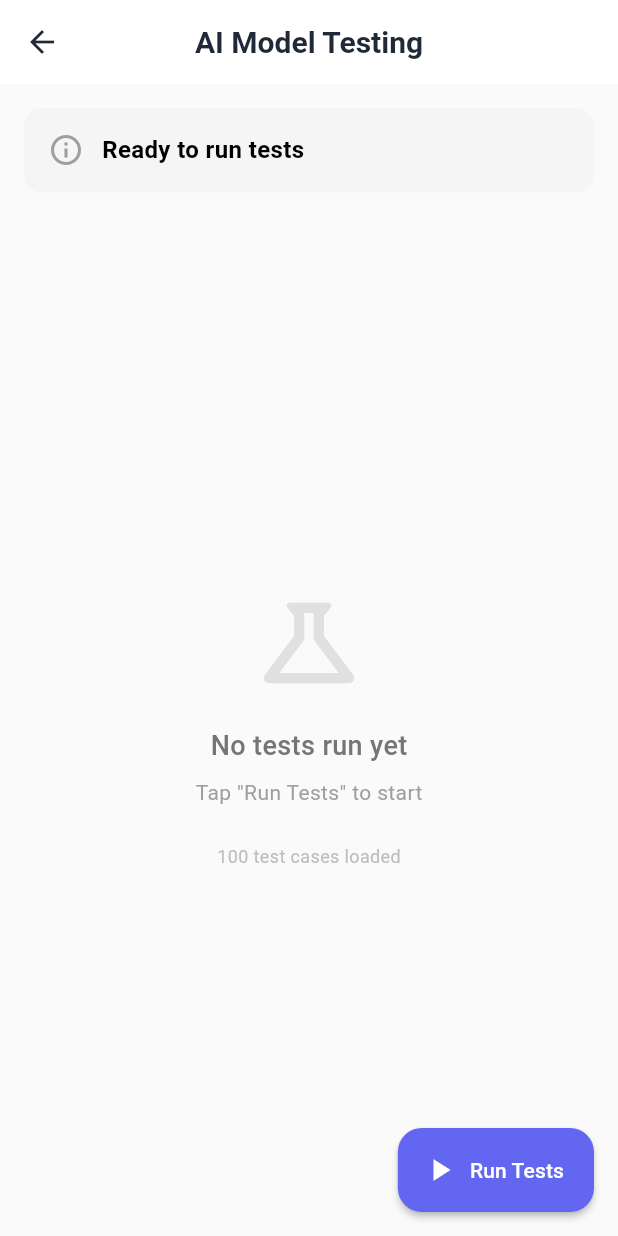
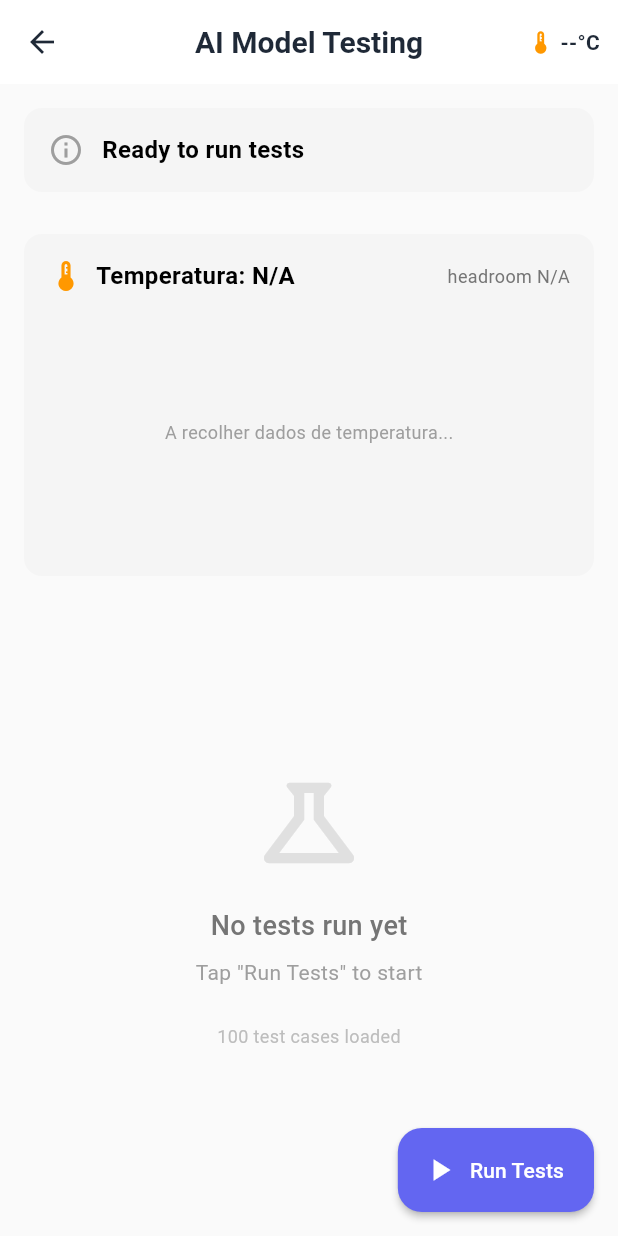
Before and after one commit to lucas-remigio/copd-ai-health-app, a Flutter app: the AITestScreen screen opened directly with empty values, on a phone screen of 412 x 824 dp. Run offline on Flutter 3.47's test engine with Material 3 defaults, Android fonts, the phone set to English and light mode, and no system bars; our stand-ins replace battery_plus, flutter_dotenv, flutter_markdown, geolocator, google_maps_flutter, pedometer and 4 more; missing offline and left inert: health, llama_flutter_android; accounts and stored records are empty; network calls fail; statements that could not run were skipped.

Commit message:
add: thermal cooldown

```diff
--- a/lib/models/performance_metrics.dart
+++ b/lib/models/performance_metrics.dart
@@ -90,6 +90,11 @@ class PerformanceMetrics {
   final double? modelDiskSizeMB; // Model file size on disk
   final double? appMemoryUsageMB; // App RAM usage during inference
 
+  // Thermal snapshot taken just BEFORE generation, so a long run can be filtered
+  // and plotted for thermal progression / throttling correlation.
+  final double? thermalHeadroom; // 0.0 cool .. 1.0 at throttle threshold
+  final double? batteryTemperatureCelsius; // device temperature proxy, °C
+
   // Context information
   final int promptTokens; // Estimated prompt size
   final String messageType; // 'questionnaire', 'chat', 'test'
@@ -107,6 +112,8 @@ class PerformanceMetrics {
     required this.batteryDrainRate,
     this.modelDiskSizeMB,
     this.appMemoryUsageMB,
+    this.thermalHeadroom,
+    this.batteryTemperatureCelsius,
     required this.promptTokens,
     required this.messageType,
   });
@@ -126,6 +133,8 @@ class PerformanceMetrics {
     'battery_drain_rate_percent_per_sec': batteryDrainRate,
     'model_disk_size_mb': modelDiskSizeMB,
     'app_memory_usage_mb': appMemoryUsageMB,
+    'thermal_headroom': thermalHeadroom,
+    'battery_temperature_celsius': batteryTemperatureCelsius,
     'prompt_tokens': promptTokens,
     'message_type': messageType,
   };
@@ -154,6 +163,10 @@ Time: ${timestamp.toString().split('.')[0]}
 💾 MEMORY:
   • Model Disk Size: ${modelDiskSizeMB?.toStringAsFixed(1) ?? 'N/A'} MB
   • App RAM Usage: ${appMemoryUsageMB?.toStringAsFixed(1) ?? 'N/A'} MB
+
+🌡️ THERMAL (before generation):
+  • Battery Temp: ${batteryTemperatureCelsius?.toStringAsFixed(1) ?? 'N/A'} °C
+  • Thermal Headroom: ${thermalHeadroom?.toStringAsFixed(2) ?? 'N/A'}
 
 📝 CONTEXT:
   • Prompt Tokens: ~$promptTokens
--- a/lib/screens/ai_test_screen.dart
+++ b/lib/screens/ai_test_screen.dart
@@ -1,8 +1,11 @@
+import 'dart:async';
 import 'package:flutter/material.dart';
 import '../models/test_case.dart';
 import '../services/ai_llama_service.dart';
 import '../services/test_runner_service.dart';
+import '../services/thermal_service.dart';
 import '../theme/app_theme.dart';
+import '../widgets/temperature_chart.dart';
 
 class AITestScreen extends StatefulWidget {
   final AILlamaService aiService;
@@ -18,19 +21,60 @@ class _AITestScreenState extends State<AITestScreen> {
   List<TestCase> _testCases = TestCase.getDefaultCases();
 
   bool _isRunning = false;
+  bool _cancelRequested = false;
   int _currentTestIndex = 0;
   String _currentStatus = 'Ready to run tests';
+
+  // Live thermal readout, polled while the screen is open so the reading and the
+  // graph work all the time — before, during and after a run.
+  final ThermalService _thermal = ThermalService();
+  static const Duration _thermalPollInterval = Duration(seconds: 5);
+  static const int _maxTempSamples = 1440; // ~2h at 5s per sample
+  Timer? _thermalTimer;
+  double? _currentTemp;
+  double? _currentHeadroom;
+  final List<double> _tempSamples = [];
 
   @override
   void initState() {
     super.initState();
     _testRunner = TestRunnerService(widget.aiService);
+    _startThermalPolling();
+  }
+
+  @override
+  void dispose() {
+    _thermalTimer?.cancel();
+    super.dispose();
+  }
+
+  void _startThermalPolling() {
+    _pollThermal(); // take a first reading immediately
+    _thermalTimer = Timer.periodic(
+      _thermalPollInterval,
+      (_) => _pollThermal(),
+    );
+  }
+
+  Future<void> _pollThermal() async {
+    final temp = await _thermal.getBatteryTemperature();
+    final headroom = await _thermal.getHeadroom();
+    if (!mounted) return;
+    setState(() {
+      _currentTemp = temp;
+      _currentHeadroom = headroom;
+      if (temp != null) {
+        _tempSamples.add(temp);
+        if (_tempSamples.length > _maxTempSamples) _tempSamples.removeAt(0);
+      }
+    });
   }
 
   Future<void> _runTests() async {
     setState(() {
       _testCases = TestCase.getDefaultCases();
       _isRunning = true;
+      _cancelRequested = false;
       _currentStatus = 'Starting tests...';
       _currentTestIndex = 0;
     });
@@ -38,6 +82,7 @@ class _AITestScreenState extends State<AITestScreen> {
     await _testRunner.runAllTests(
       _testCases,
       onTestStart: (index, testCase) {
+        if (_cancelRequested) return;
         setState(() {
           _currentTestIndex = index;
           _currentStatus = 'Running: ${testCase.name}';
@@ -51,6 +96,7 @@ class _AITestScreenState extends State<AITestScreen> {
         });
       },
       onCooldown: (elapsed, headroom) {
+        if (_cancelRequested) return;
         setState(() {
           _currentStatus =
               '🌡️ A arrefecer o dispositivo... '
@@ -61,8 +107,19 @@ class _AITestScreenState extends State<AITestScreen> {
 
     setState(() {
       _isRunning = false;
-      _currentStatus = 'Tests completed!';
+      _currentStatus = _cancelRequested
+          ? '🛑 Cancelado — resultados parciais guardados'
+          : 'Tests completed!';
+      _cancelRequested = false;
     });
+  }
+
+  void _cancelRun() {
+    setState(() {
+      _cancelRequested = true;
+      _currentStatus = '🛑 A cancelar... (a terminar o teste atual)';
+    });
+    _testRunner.cancelRun();
   }
 
   @override
@@ -74,6 +131,27 @@ class _AITestScreenState extends State<AITestScreen> {
       appBar: AppBar(
         title: const Text('AI Model Testing'),
         actions: [
+          // Always-visible live temperature readout.
+          Center(
+            child: Padding(
+              padding: const EdgeInsets.symmetric(horizontal: 12),
+              child: Row(
+                children: [
+                  const Icon(Icons.thermostat, size: 18, color: Colors.orange),
+                  const SizedBox(width: 4),
+                  Text(
+                    _currentTemp != null
+                        ? '${_currentTemp!.toStringAsFixed(1)}°C'
+                        : '--°C',
+                    style: const TextStyle(
+                      fontSize: 14,
+                      fontWeight: FontWeight.w600,
+                    ),
+                  ),
+                ],
+              ),
+            ),
+          ),
           if (results.isNotEmpty && !_isRunning)
             IconButton(
               icon: const Icon(Icons.delete_outline),
@@ -91,6 +169,11 @@ class _AITestScreenState extends State<AITestScreen> {
         children: [
           // Status card
           _buildStatusCard(summary),
+
+          const SizedBox(height: 12),
+
+          // Live temperature readout + graph
+          _buildTemperatureCard(),
 
           // Progress indicator
           if (_isRunning)
@@ -115,19 +198,22 @@ class _AITestScreenState extends State<AITestScreen> {
         ],
       ),
       floatingActionButton: FloatingActionButton.extended(
-        onPressed: _isRunning ? null : _runTests,
+        // While running, the button cancels the run (idempotent, disabled once a
+        // cancel is already in progress); otherwise it starts a new run.
+        onPressed: _isRunning
+            ? (_cancelRequested ? null : _cancelRun)
+            : _runTests,
         icon: _isRunning
-            ? const SizedBox(
-                width: 20,
-                height: 20,
-                child: CircularProgressIndicator(
-                  strokeWidth: 2,
-                  valueColor: AlwaysStoppedAnimation<Color>(Colors.white),
-                ),
-              )
+            ? const Icon(Icons.stop)
             : const Icon(Icons.play_arrow),
-        label: Text(_isRunning ? 'Running...' : 'Run Tests'),
-        backgroundColor: _isRunning ? Colors.grey : AppTheme.primary,
+        label: Text(
+          _isRunning
+              ? (_cancelRequested ? 'A cancelar...' : 'Cancelar')
+              : 'Run Tests',
+        ),
+        backgroundColor: _isRunning
+            ? (_cancelRequested ? Colors.grey : Colors.red)
+            : AppTheme.primary,
       ),
     );
   }
@@ -185,6 +271,68 @@ class _AITestScreenState extends State<AITestScreen> {
                   Colors.purple,
                 ),
               ],
+            ),
+          ],
+        ],
+      ),
+    );
+  }
+
+  Widget _buildTemperatureCard() {
+    final tempText = _currentTemp != null
+        ? '${_currentTemp!.toStringAsFixed(1)} °C'
+        : 'N/A';
+    final headroomText = _currentHeadroom != null
+        ? _currentHeadroom!.toStringAsFixed(2)
+        : 'N/A';
+
+    return Container(
+      margin: const EdgeInsets.symmetric(horizontal: 16),
+      padding: const EdgeInsets.all(16),
+      decoration: BoxDecoration(
+        color: AppTheme.surfaceVariant,
+        borderRadius: BorderRadius.circular(12),
+      ),
+      child: Column(
+        crossAxisAlignment: CrossAxisAlignment.start,
+        children: [
+          Row(
+            children: [
+              const Icon(Icons.thermostat, color: Colors.orange),
+              const SizedBox(width: 8),
+              Text(
+                'Temperatura: $tempText',
+                style: const TextStyle(
+                  fontSize: 16,
+                  fontWeight: FontWeight.w600,
+                ),
+              ),
+              const Spacer(),
+              Text(
+                'headroom $headroomText',
+                style: TextStyle(fontSize: 12, color: Colors.grey[600]),
+              ),
+            ],
+          ),
+          const SizedBox(height: 12),
+          if (_tempSamples.isEmpty)
+            SizedBox(
+              height: 160,
+              child: Center(
+                child: Text(
+                  'A recolher dados de temperatura...',
+                  style: TextStyle(fontSize: 12, color: Colors.grey[500]),
+                ),
+              ),
+            )
+          else ...[
+            TemperatureChart(samples: List<double>.from(_tempSamples)),
+            const SizedBox(height: 4),
+            Text(
+              '${_tempSamples.length} amostras · '
+              'min ${_tempSamples.reduce((a, b) => a < b ? a : b).toStringAsFixed(1)}° · '
+              'max ${_tempSamples.reduce((a, b) => a > b ? a : b).toStringAsFixed(1)}°',
+              style: TextStyle(fontSize: 11, color: Colors.grey[500]),
             ),
           ],
         ],
--- a/lib/services/performance_metrics_service.dart
+++ b/lib/services/performance_metrics_service.dart
@@ -6,6 +6,7 @@ import 'package:flutter/foundation.dart';
 import 'package:path_provider/path_provider.dart';
 import 'package:shared_preferences/shared_preferences.dart';
 import '../models/performance_metrics.dart';
+import 'thermal_service.dart';
 
 class PerformanceMetricsService {
   static final PerformanceMetricsService _instance =
@@ -14,6 +15,7 @@ class PerformanceMetricsService {
   PerformanceMetricsService._internal();
 
   final Battery _battery = Battery();
+  final ThermalService _thermal = ThermalService();
   final List<PerformanceMetrics> _metrics = [];
   final List<TestRunSummary> _testRuns = [];
 
@@ -22,6 +24,8 @@ class PerformanceMetricsService {
   DateTime? _firstTokenTime;
   int _tokenCount = 0;
   int? _batteryBefore;
+  double? _thermalHeadroomBefore;
+  double? _batteryTempBefore;
   String _currentModelName = '';
   String _currentMessageType = 'chat';
   int _promptTokens = 0;
@@ -62,7 +66,6 @@ class PerformanceMetricsService {
   }) async {
     if (!_isEnabled) return;
 
-    _inferenceStartTime = DateTime.now();
     _firstTokenTime = null;
     _tokenCount = 0;
     _currentModelName = modelName;
@@ -77,6 +80,19 @@ class PerformanceMetricsService {
       debugPrint('⚠️ Could not read battery level: $e');
       _batteryBefore = null;
     }
+
+    // Thermal snapshot before generation, so each row carries its thermal
+    // context for filtering/plotting progression across a long run.
+    _thermalHeadroomBefore = await _thermal.getHeadroom();
+    _batteryTempBefore = await _thermal.getBatteryTemperature();
+    debugPrint(
+      '🌡️ Before generation: ${_batteryTempBefore?.toStringAsFixed(1) ?? "?"}°C, '
+      'headroom ${_thermalHeadroomBefore?.toStringAsFixed(2) ?? "?"}',
+    );
+
+    // Stamp the start time LAST, after the sensor reads, so their latency is not
+    // counted as part of time-to-first-token.
+    _inferenceStartTime = DateTime.now();
   }
 
   /// Record when first token is received
@@ -166,6 +182,8 @@ class PerformanceMetricsService {
       batteryDrainRate: batteryDrainRate,
       modelDiskSizeMB: modelDiskSizeMB,
       appMemoryUsageMB: appMemoryUsageMB,
+      thermalHeadroom: _thermalHeadroomBefore,
+      batteryTemperatureCelsius: _batteryTempBefore,
       promptTokens: _promptTokens,
       messageType: _currentMessageType,
     );
@@ -184,6 +202,8 @@ class PerformanceMetricsService {
     _firstTokenTime = null;
     _tokenCount = 0;
     _batteryBefore = null;
+    _thermalHeadroomBefore = null;
+    _batteryTempBefore = null;
 
     return metrics;
   }
@@ -236,6 +256,7 @@ class PerformanceMetricsService {
       'total_generation_time_ms,token_count,tokens_per_second,'
       'battery_level_before,battery_level_after,battery_drain_percent,'
       'battery_drain_rate_percent_per_sec,model_disk_size_mb,app_memory_usage_mb,'
+      'thermal_headroom,battery_temperature_celsius,'
       'prompt_tokens,message_type',
     );
 
@@ -257,6 +278,8 @@ class PerformanceMetricsService {
         '${metric.batteryDrainRate.toStringAsFixed(6)},'
         '${metric.modelDiskSizeMB?.toStringAsFixed(2) ?? ''},'
         '${metric.appMemoryUsageMB?.toStringAsFixed(2) ?? ''},'
+        '${metric.thermalHeadroom?.toStringAsFixed(3) ?? ''},'
+        '${metric.batteryTemperatureCelsius?.toStringAsFixed(1) ?? ''},'
         '${metric.promptTokens},'
         '${metric.messageType}',
       );
@@ -350,6 +373,9 @@ class PerformanceMetricsService {
                 .toDouble(),
             modelDiskSizeMB: json['model_disk_size_mb']?.toDouble(),
             appMemoryUsageMB: json['app_memory_usage_mb']?.toDouble(),
+            thermalHeadroom: json['thermal_headroom']?.toDouble(),
+            batteryTemperatureCelsius: json['battery_temperature_celsius']
+                ?.toDouble(),
             promptTokens: json['prompt_tokens'],
             messageType: json['message_type'],
           );
```
Also changed, not shown: lib/services/test_runner_service.dart (+14 -0 lines), lib/services/thermal_service.dart (+18 -0 lines), lib/widgets/temperature_chart.dart (added, +140 -0 lines), 1 other file.
